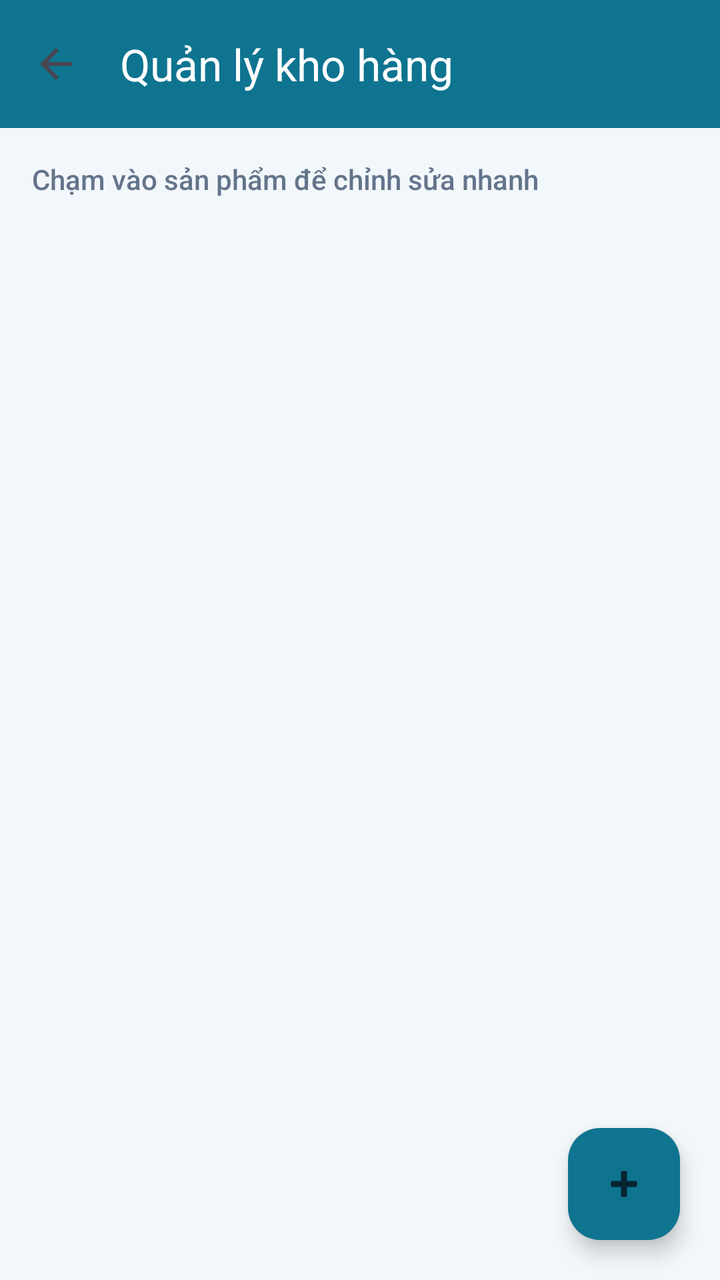
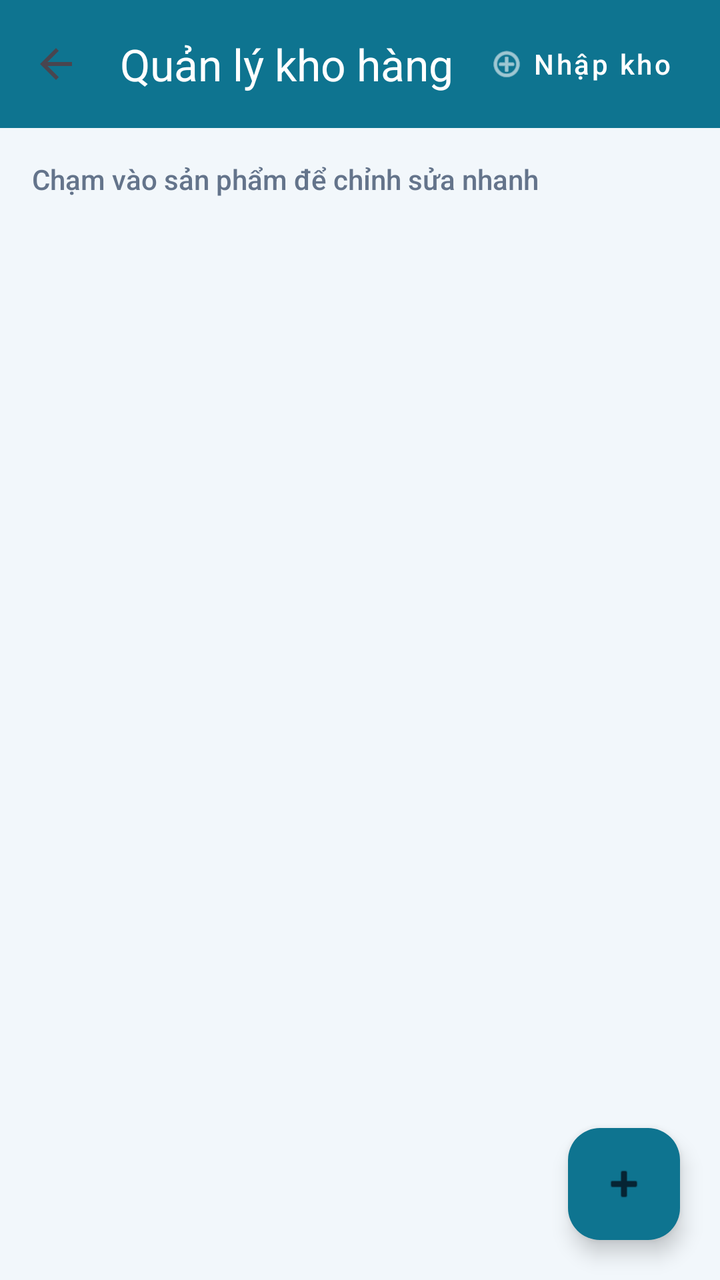

Before-and-after screenshots of an Android layout around one commit, followed by the original layout XML and the change that was made.
<!-- AndroidManifest.xml: application theme Theme.InvSmart -->
<!-- res/layout/fragment_inventory_management.xml -->
<?xml version="1.0" encoding="utf-8"?>
<androidx.coordinatorlayout.widget.CoordinatorLayout xmlns:android="http://schemas.android.com/apk/res/android"
    xmlns:app="http://schemas.android.com/apk/res-auto"
    xmlns:tools="http://schemas.android.com/tools"
    android:layout_width="match_parent"
    android:layout_height="match_parent"
    android:background="@color/md_theme_light_background"
    tools:context=".ui.view.InventoryManagementFragment">

    <LinearLayout
        android:layout_width="match_parent"
        android:layout_height="match_parent"
        android:orientation="vertical">

        <com.google.android.material.appbar.AppBarLayout
            android:layout_width="match_parent"
            android:layout_height="wrap_content"
            app:elevation="0dp">

            <androidx.appcompat.widget.Toolbar
                android:id="@+id/toolbar"
                android:layout_width="match_parent"
                android:layout_height="?attr/actionBarSize"
                app:title="Quản lý kho hàng"
                app:titleTextColor="@android:color/white"
                app:navigationIcon="?attr/homeAsUpIndicator"
                android:background="?attr/colorPrimary" />
        </com.google.android.material.appbar.AppBarLayout>

        <TextView
            android:layout_width="match_parent"
            android:layout_height="wrap_content"
            android:layout_marginHorizontal="16dp"
            android:layout_marginTop="16dp"
            android:layout_marginBottom="8dp"
            android:text="Chạm vào sản phẩm để chỉnh sửa nhanh"
            android:textColor="@color/brand_text_muted"
            android:textSize="14sp" />

        <ProgressBar
            android:id="@+id/progressBar"
            android:layout_width="wrap_content"
            android:layout_height="wrap_content"
            android:layout_gravity="center"
            android:layout_marginTop="32dp"
            android:visibility="gone" />

        <androidx.recyclerview.widget.RecyclerView
            android:id="@+id/rvProducts"
            android:layout_width="match_parent"
            android:layout_height="match_parent"
            android:clipToPadding="false"
            android:paddingBottom="96dp" />

    </LinearLayout>

    <com.google.android.material.floatingactionbutton.FloatingActionButton
        android:id="@+id/fabAddProduct"
        android:layout_width="wrap_content"
        android:layout_height="wrap_content"
        android:layout_gravity="bottom|end"
        android:layout_margin="20dp"
        app:backgroundTint="?attr/colorPrimary"
        app:srcCompat="@android:drawable/ic_input_add" />

</androidx.coordinatorlayout.widget.CoordinatorLayout>
<!-- resources referenced by this layout -->
<resources>
  <color name="brand_text_muted">#64748B</color>
  <color name="md_theme_light_background">#F2F7FB</color>
  <style name="Theme.InvSmart" parent="Base.Theme.InvSmart" />
  <style name="Base.Theme.InvSmart" parent="Theme.Material3.DayNight.NoActionBar">
          <item name="colorPrimary">@color/md_theme_light_primary</item>
          <item name="colorOnPrimary">@color/md_theme_light_onPrimary</item>
          <item name="colorPrimaryContainer">@color/md_theme_light_primaryContainer</item>
          <item name="colorOnPrimaryContainer">@color/md_theme_light_onPrimaryContainer</item>
          <item name="colorSecondary">@color/md_theme_light_secondary</item>
          <item name="colorOnSecondary">@color/md_theme_light_onSecondary</item>
          <item name="colorSurface">@color/md_theme_light_surface</item>
          <item name="colorOnSurface">@color/md_theme_light_onSurface</item>
          <item name="colorSurfaceVariant">@color/md_theme_light_surfaceVariant</item>
          <item name="colorOutline">@color/md_theme_light_outline</item>
          <item name="colorOnBackground">@color/md_theme_light_onBackground</item>
          <item name="colorError">@color/md_theme_light_error</item>
          <item name="colorOnError">@color/md_theme_light_onError</item>
          <item name="android:colorBackground">@color/md_theme_light_background</item>
  
          <item name="toolbarStyle">@style/Widget.InvSmart.Toolbar</item>
          <item name="materialButtonStyle">@style/Widget.InvSmart.Button.Primary</item>
          <item name="textInputStyle">@style/Widget.InvSmart.InputLayout</item>
          <item name="materialCardViewStyle">@style/Widget.InvSmart.Card</item>
  
          <item name="android:fontFamily">sans-serif-medium</item>
          <item name="android:statusBarColor">@android:color/transparent</item>
          <item name="android:windowLightStatusBar">true</item>
      </style>
  <color name="md_theme_light_primary">#0E7490</color>
  <color name="md_theme_light_onPrimary">#FFFFFF</color>
  <color name="md_theme_light_primaryContainer">#CCF0FA</color>
  <color name="md_theme_light_onPrimaryContainer">#062433</color>
  <color name="md_theme_light_secondary">#0F766E</color>
  <color name="md_theme_light_onSecondary">#FFFFFF</color>
  <color name="md_theme_light_surface">#FFFFFF</color>
  <color name="md_theme_light_onSurface">#0F172A</color>
  <color name="md_theme_light_surfaceVariant">#E3EDF7</color>
  <color name="md_theme_light_outline">#A8B4C3</color>
  <color name="md_theme_light_onBackground">#111827</color>
  <color name="md_theme_light_error">#D12F2F</color>
  <color name="md_theme_light_onError">#FFFFFF</color>
  <style name="Widget.InvSmart.Toolbar" parent="Widget.Material3.Toolbar">
          <item name="android:background">@color/md_theme_light_primary</item>
          <item name="titleTextColor">@color/md_theme_light_onPrimary</item>
          <item name="subtitleTextColor">@color/md_theme_light_onPrimary</item>
      </style>
  <style name="Widget.InvSmart.Button.Primary" parent="Widget.Material3.Button">
          <item name="cornerRadius">16dp</item>
          <item name="android:textAllCaps">false</item>
          <item name="android:minHeight">52dp</item>
      </style>
  <style name="Widget.InvSmart.InputLayout" parent="Widget.Material3.TextInputLayout.OutlinedBox.Dense">
          <item name="boxCornerRadiusTopStart">16dp</item>
          <item name="boxCornerRadiusTopEnd">16dp</item>
          <item name="boxCornerRadiusBottomStart">16dp</item>
          <item name="boxCornerRadiusBottomEnd">16dp</item>
      </style>
  <style name="Widget.InvSmart.Card" parent="Widget.Material3.CardView.Elevated">
          <item name="cardCornerRadius">18dp</item>
          <item name="cardElevation">3dp</item>
      </style>
</resources>

<!-- the commit's change to res/layout/fragment_inventory_management.xml (unified diff, before → after) -->
@@ -24,7 +24,21 @@
                 app:title="Quản lý kho hàng"
                 app:titleTextColor="@android:color/white"
                 app:navigationIcon="?attr/homeAsUpIndicator"
-                android:background="?attr/colorPrimary" />
+                android:background="?attr/colorPrimary">
+
+                <com.google.android.material.button.MaterialButton
+                    android:id="@+id/btnImportCatalog"
+                    android:layout_width="wrap_content"
+                    android:layout_height="wrap_content"
+                    android:layout_gravity="end"
+                    android:layout_marginEnd="16dp"
+                    android:text="Nhập kho"
+                    android:textColor="@android:color/white"
+                    style="@style/Widget.MaterialComponents.Button.TextButton"
+                    app:icon="@android:drawable/ic_menu_add"
+                    app:iconTint="@android:color/white" />
+
+            </androidx.appcompat.widget.Toolbar>
         </com.google.android.material.appbar.AppBarLayout>
 
         <TextView
